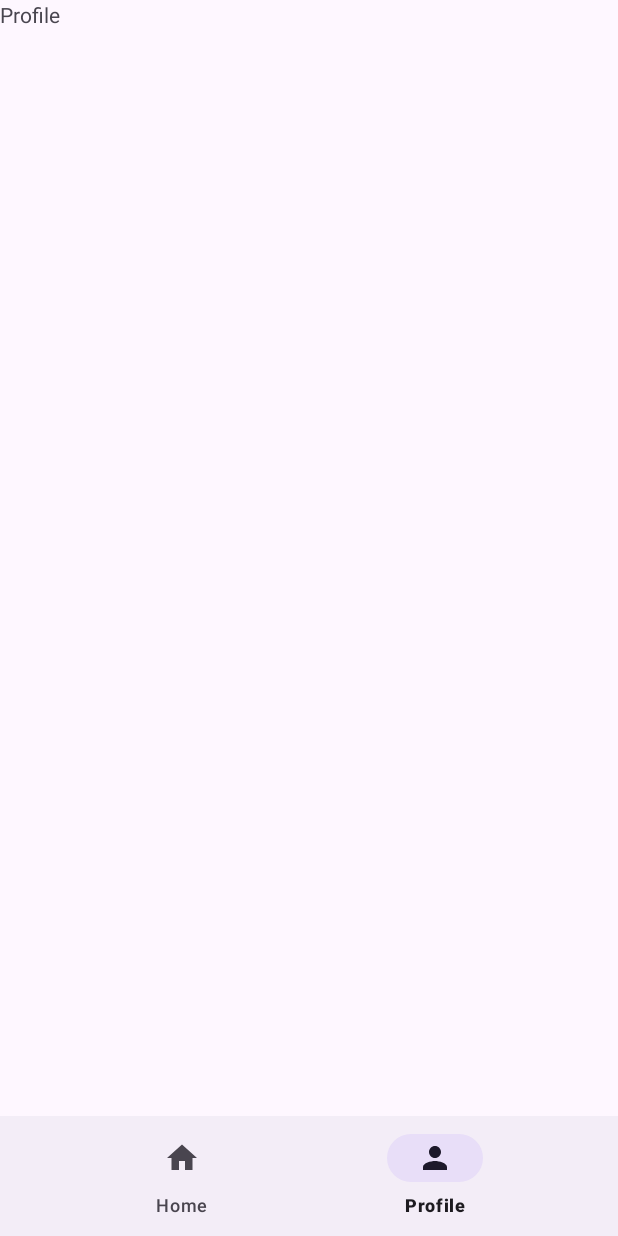
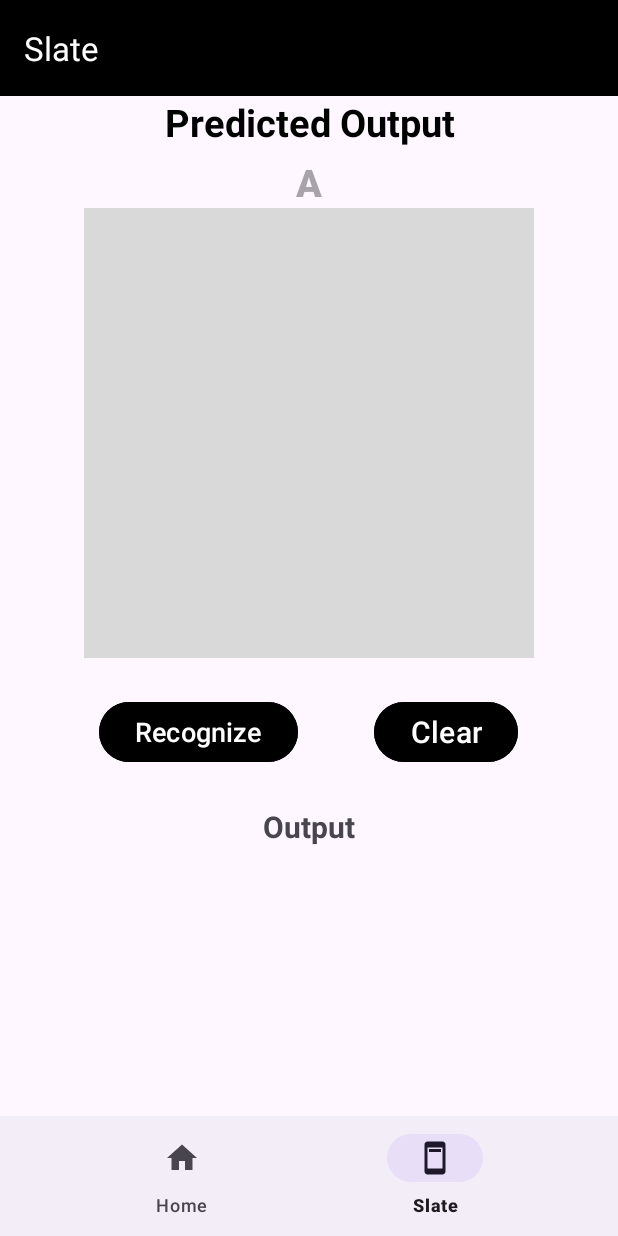
Before and after one commit to DevP-ai/Gondi, an Android app: the screen it shows after launch (MainActivity), item 2 of the bottom bar chosen, on a phone screen of 412 x 824 dp. Run offline under Robolectric (Android 15) with nearby library versions, the phone set to English and light mode, and no system bars; our stand-ins replace navigation-ui; libraries missing offline, so code that uses them is left out: com.google.mlkit.common, com.google.mlkit.vision; 6 statements that could not run were skipped.

Commit message:
Add a Slate Fragment to add slate there and in the HomeFragment showing article about different language

```diff
--- a/app/src/main/AndroidManifest.xml
+++ b/app/src/main/AndroidManifest.xml
@@ -1,7 +1,7 @@
 <?xml version="1.0" encoding="utf-8"?>
 <manifest xmlns:android="http://schemas.android.com/apk/res/android"
     xmlns:tools="http://schemas.android.com/tools">
-
+   <uses-permission android:name="android.permission.INTERNET"/>
     <application
         android:allowBackup="true"
         android:dataExtractionRules="@xml/data_extraction_rules"
@@ -13,10 +13,10 @@
         android:theme="@style/Theme.Gondi"
         tools:targetApi="31">
         <activity
-            android:name=".ui.StoryActivity"
+            android:name=".ui.activity.StoryActivity"
             android:exported="false" />
         <activity
-            android:name=".ui.MainActivity"
+            android:name=".ui.activity.MainActivity"
             android:exported="true">
             <intent-filter>
                 <action android:name="android.intent.action.MAIN" />
--- a/app/src/main/java/com/compose/android/dev/edu/iiitnr/gondi/ui/HomeFragment.kt
+++ /dev/null
@@ -1,88 +0,0 @@
-package com.compose.android.dev.edu.iiitnr.gondi.ui
-
-import android.content.Intent
-import android.os.Bundle
-import android.os.Handler
-import android.os.Looper
-import android.util.Log
-import androidx.fragment.app.Fragment
-import android.view.LayoutInflater
-import android.view.View
-import android.view.ViewGroup
-import android.widget.Toast
-import com.compose.android.dev.edu.iiitnr.gondi.R
-import com.compose.android.dev.edu.iiitnr.gondi.databinding.FragmentHomeBinding
-import com.compose.android.dev.edu.iiitnr.gondi.utils.StrokeManager.clear
-import com.compose.android.dev.edu.iiitnr.gondi.utils.StrokeManager.download
-import com.compose.android.dev.edu.iiitnr.gondi.utils.StrokeManager.recognize
-
-class HomeFragment : Fragment() {
-    private lateinit var binding:FragmentHomeBinding
-    override fun onCreate(savedInstanceState: Bundle?) {
-        super.onCreate(savedInstanceState)
-
-
-
-    }
-
-    override fun onCreateView(
-        inflater: LayoutInflater, container: ViewGroup?,
-        savedInstanceState: Bundle?
-    ): View {
-        binding=FragmentHomeBinding.inflate(layoutInflater)
-        // Inflate the layout for this fragment
-        return binding.root
-    }
-
-
-    override fun onViewCreated(view: View, savedInstanceState: Bundle?) {
-        super.onViewCreated(view, savedInstanceState)
-
-        //Download model
-        download()
-        val textView=binding.textResult
-
-//        binding.btnRecognize.setOnClickListener {
-//            recognize(textView)
-//            binding.output.text=textView.text
-//        }
-
-        binding.btnRecognize.setOnClickListener {
-            recognize(
-                onSuccessListener = {recognizedText->
-                    textView.text=recognizedText
-                    binding.output.text=recognizedText
-
-                    val englishAlphabet=recognizedText.matches(Regex("[a-zA-Z]+"))
-
-                    if(englishAlphabet){
-                        Handler(Looper.myLooper()!!).postDelayed({
-                            val intent=Intent(requireActivity(),StoryActivity::class.java)
-                            val bundle=Bundle()
-                            bundle.putString("recognizeText",recognizedText)
-                            intent.putExtras(bundle)
-                            binding.drawView.clear()
-                            clear()
-                            textView.text=""
-                            binding.output.text="output"
-                            startActivity(intent)
-                        },2000)
-                    }
-
-                },
-                onFailureListener = {e->
-                    Log.e("OUTPUT", "Error during recognition: $e")
-                }
-            )
-        }
-
-        binding.btnClear.setOnClickListener {
-            binding.drawView.clear()
-            clear()
-            textView.text=""
-            binding.output.text="output"
-        }
-
-    }
-
-}
--- a/app/src/main/java/com/compose/android/dev/edu/iiitnr/gondi/ui/ProfileFragment.kt
+++ b/app/src/main/java/com/compose/android/dev/edu/iiitnr/gondi/ui/ProfileFragment.kt
@@ -11,50 +11,3 @@ import com.compose.android.dev.edu.iiitnr.gondi.R
 // the fragment initialization parameters, e.g. ARG_ITEM_NUMBER
 private const val ARG_PARAM1 = "param1"
 private const val ARG_PARAM2 = "param2"
-
-/**
- * A simple [Fragment] subclass.
- * Use the [ProfileFragment.newInstance] factory method to
- * create an instance of this fragment.
- */
-class ProfileFragment : Fragment() {
-    // TODO: Rename and change types of parameters
-    private var param1: String? = null
-    private var param2: String? = null
-
-    override fun onCreate(savedInstanceState: Bundle?) {
-        super.onCreate(savedInstanceState)
-        arguments?.let {
-            param1 = it.getString(ARG_PARAM1)
-            param2 = it.getString(ARG_PARAM2)
-        }
-    }
-
-    override fun onCreateView(
-        inflater: LayoutInflater, container: ViewGroup?,
-        savedInstanceState: Bundle?
-    ): View? {
-        // Inflate the layout for this fragment
-        return inflater.inflate(R.layout.fragment_profile, container, false)
-    }
-
-    companion object {
-        /**
-         * Use this factory method to create a new instance of
-         * this fragment using the provided parameters.
-         *
-         * @param param1 Parameter 1.
-         * @param param2 Parameter 2.
-         * @return A new instance of fragment ProfileFragment.
-         */
-        // TODO: Rename and change types and number of parameters
-        @JvmStatic
-        fun newInstance(param1: String, param2: String) =
-            ProfileFragment().apply {
-                arguments = Bundle().apply {
-                    putString(ARG_PARAM1, param1)
-                    putString(ARG_PARAM2, param2)
-                }
-            }
-    }
-}
--- a/app/src/main/java/com/compose/android/dev/edu/iiitnr/gondi/ui/MainActivity.kt
+++ b/app/src/main/java/com/compose/android/dev/edu/iiitnr/gondi/ui/activity/MainActivity.kt
@@ -1,4 +1,4 @@
-package com.compose.android.dev.edu.iiitnr.gondi.ui
+package com.compose.android.dev.edu.iiitnr.gondi.ui.activity
 
 import androidx.appcompat.app.AppCompatActivity
 import android.os.Bundle
--- a/app/src/main/java/com/compose/android/dev/edu/iiitnr/gondi/ui/StoryActivity.kt
+++ b/app/src/main/java/com/compose/android/dev/edu/iiitnr/gondi/ui/activity/StoryActivity.kt
@@ -1,9 +1,8 @@
-package com.compose.android.dev.edu.iiitnr.gondi.ui
+package com.compose.android.dev.edu.iiitnr.gondi.ui.activity
 
 import androidx.appcompat.app.AppCompatActivity
 import android.os.Bundle
 import android.widget.Toast
-import com.compose.android.dev.edu.iiitnr.gondi.R
 import com.compose.android.dev.edu.iiitnr.gondi.databinding.ActivityStoryBinding
 import com.compose.android.dev.edu.iiitnr.gondi.utils.StoryFile.getStory
 
--- /dev/null
+++ b/app/src/main/java/com/compose/android/dev/edu/iiitnr/gondi/ui/fragment/HomeFragment.kt
@@ -0,0 +1,44 @@
+package com.compose.android.dev.edu.iiitnr.gondi.ui.fragment
+
+import android.content.Intent
+import android.os.Bundle
+import android.os.Handler
+import android.os.Looper
+import android.util.Log
+import androidx.fragment.app.Fragment
+import android.view.LayoutInflater
+import android.view.View
+import android.view.ViewGroup
+import com.compose.android.dev.edu.iiitnr.gondi.databinding.FragmentHomeBinding
+import com.compose.android.dev.edu.iiitnr.gondi.ui.activity.StoryActivity
+import com.compose.android.dev.edu.iiitnr.gondi.utils.StrokeManager.clear
+import com.compose.android.dev.edu.iiitnr.gondi.utils.StrokeManager.download
+import com.compose.android.dev.edu.iiitnr.gondi.utils.StrokeManager.recognize
+
+class HomeFragment : Fragment() {
+    private lateinit var binding:FragmentHomeBinding
+    override fun onCreate(savedInstanceState: Bundle?) {
+        super.onCreate(savedInstanceState)
+
+
+
+    }
+
+    override fun onCreateView(
+        inflater: LayoutInflater, container: ViewGroup?,
+        savedInstanceState: Bundle?
+    ): View {
+        binding=FragmentHomeBinding.inflate(layoutInflater)
+        // Inflate the layout for this fragment
+        return binding.root
+    }
+
+
+    override fun onViewCreated(view: View, savedInstanceState: Bundle?) {
+        super.onViewCreated(view, savedInstanceState)
+
+
+
+    }
+
+}
--- /dev/null
+++ b/app/src/main/java/com/compose/android/dev/edu/iiitnr/gondi/ui/fragment/SlateFragment.kt
@@ -0,0 +1,79 @@
+package com.compose.android.dev.edu.iiitnr.gondi.ui.fragment
+
+import android.content.Intent
+import android.os.Bundle
+import android.os.Handler
+import android.os.Looper
+import android.util.Log
+import androidx.fragment.app.Fragment
+import android.view.LayoutInflater
+import android.view.View
+import android.view.ViewGroup
+import com.compose.android.dev.edu.iiitnr.gondi.R
+import com.compose.android.dev.edu.iiitnr.gondi.databinding.FragmentSlateBinding
+import com.compose.android.dev.edu.iiitnr.gondi.ui.activity.StoryActivity
+import com.compose.android.dev.edu.iiitnr.gondi.utils.StrokeManager
+
+class SlateFragment : Fragment() {
+    private lateinit var binding: FragmentSlateBinding
+    override fun onCreate(savedInstanceState: Bundle?) {
+        super.onCreate(savedInstanceState)
+
+    }
+
+    override fun onCreateView(
+        inflater: LayoutInflater, container: ViewGroup?,
+        savedInstanceState: Bundle?
+    ): View? {
+        binding=FragmentSlateBinding.inflate(layoutInflater)
+        // Inflate the layout for this fragment
+        return binding.root
+    }
+
+    override fun onViewCreated(view: View, savedInstanceState: Bundle?) {
+        super.onViewCreated(view, savedInstanceState)
+
+        StrokeManager.download()
+        val textView=binding.textResult
+
+
+        binding.btnRecognize.setOnClickListener {
+            StrokeManager.recognize(
+                onSuccessListener = { recognizedText ->
+                    textView.text = recognizedText
+                    binding.output.text = recognizedText
+
+                    val englishAlphabet = recognizedText.matches(Regex("[a-zA-Z]+"))
+
+                    if (englishAlphabet) {
+                        Handler(Looper.myLooper()!!).postDelayed({
+                            val intent = Intent(requireActivity(), StoryActivity::class.java)
+                            val bundle = Bundle()
+                            bundle.putString("recognizeText", recognizedText)
+                            intent.putExtras(bundle)
+                            binding.drawView.clear()
+                            StrokeManager.clear()
+                            textView.text = ""
+                            binding.output.text = "output"
+                            startActivity(intent)
+                        }, 2000)
+                    }
+
+                },
+                onFailureListener = { e ->
+                    Log.e("OUTPUT", "Error during recognition: $e")
+                }
+            )
+        }
+
+
+        binding.btnClear.setOnClickListener {
+            binding.drawView.clear()
+            StrokeManager.clear()
+            textView.text=""
+            binding.output.text="output"
+        }
+
+    }
+
+}
--- a/app/src/main/res/drawable/ic_profile.xml
+++ b/app/src/main/res/drawable/ic_slate.xml
@@ -1,5 +1,5 @@
 <vector android:height="24dp" android:tint="#000000"
     android:viewportHeight="24" android:viewportWidth="24"
     android:width="24dp" xmlns:android="http://schemas.android.com/apk/res/android">
-    <path android:fillColor="@android:color/white" android:pathData="M12,12c2.21,0 4,-1.79 4,-4s-1.79,-4 -4,-4 -4,1.79 -4,4 1.79,4 4,4zM12,14c-2.67,0 -8,1.34 -8,4v2h16v-2c0,-2.66 -5.33,-4 -8,-4z"/>
+    <path android:fillColor="@android:color/white" android:pathData="M17,1L7,1c-1.1,0 -2,0.9 -2,2v18c0,1.1 0.9,2 2,2h10c1.1,0 2,-0.9 2,-2L19,3c0,-1.1 -0.9,-2 -2,-2zM17,19L7,19L7,5h10v14zM8,6h8v2L8,8z"/>
 </vector>
--- a/app/src/main/res/layout/activity_main.xml
+++ b/app/src/main/res/layout/activity_main.xml
@@ -4,7 +4,7 @@
     xmlns:tools="http://schemas.android.com/tools"
     android:layout_width="match_parent"
     android:layout_height="match_parent"
-    tools:context=".ui.MainActivity">
+    tools:context=".ui.activity.MainActivity">
 
     <androidx.fragment.app.FragmentContainerView
         android:id="@+id/hostFragment"
--- a/app/src/main/res/layout/activity_story.xml
+++ b/app/src/main/res/layout/activity_story.xml
@@ -4,7 +4,7 @@
     xmlns:tools="http://schemas.android.com/tools"
     android:layout_width="match_parent"
     android:layout_height="match_parent"
-    tools:context=".ui.StoryActivity">
+    tools:context=".ui.activity.StoryActivity">
     <TextView
         android:id="@+id/detectedLetter"
         android:layout_width="match_parent"
--- a/app/src/main/res/layout/fragment_profile.xml
+++ /dev/null
@@ -1,14 +0,0 @@
-<?xml version="1.0" encoding="utf-8"?>
-<FrameLayout xmlns:android="http://schemas.android.com/apk/res/android"
-    xmlns:tools="http://schemas.android.com/tools"
-    android:layout_width="match_parent"
-    android:layout_height="match_parent"
-    tools:context=".ui.ProfileFragment">
-
-    <!-- TODO: Update blank fragment layout -->
-    <TextView
-        android:layout_width="match_parent"
-        android:layout_height="match_parent"
-        android:text="@string/profile" />
-
-</FrameLayout>
--- /dev/null
+++ b/app/src/main/res/layout/fragment_slate.xml
@@ -0,0 +1,107 @@
+<?xml version="1.0" encoding="utf-8"?>
+<androidx.constraintlayout.widget.ConstraintLayout xmlns:android="http://schemas.android.com/apk/res/android"
+    xmlns:tools="http://schemas.android.com/tools"
+    android:layout_width="match_parent"
+    android:layout_height="match_parent"
+    xmlns:app="http://schemas.android.com/apk/res-auto"
+    tools:context=".ui.fragment.SlateFragment">
+
+
+    <LinearLayout
+        android:id="@+id/top"
+        android:layout_width="match_parent"
+        android:layout_height="wrap_content"
+        android:orientation="vertical"
+        app:layout_constraintStart_toStartOf="parent"
+        app:layout_constraintEnd_toEndOf="parent"
+        app:layout_constraintTop_toTopOf="parent">
+
+        <include layout="@layout/slate_toolbar"/>
+
+
+        <TextView
+            android:id="@+id/txtPredict"
+            android:layout_width="match_parent"
+            android:layout_height="wrap_content"
+            android:gravity="center"
+            android:text="Predicted Output"
+            android:textColor="@color/black"
+            android:textSize="25sp"
+            android:textStyle="bold" />
+
+        <TextView
+            android:id="@+id/textResult"
+            android:layout_width="match_parent"
+            android:layout_height="match_parent"
+            android:fontFamily="sans-serif-black"
+            android:gravity="center"
+            android:hint="A"
+            android:paddingTop="5dp"
+            android:textColor="@color/black"
+            android:textSize="25sp"/>
+
+
+        <LinearLayout
+            android:id="@+id/draw"
+            android:layout_width="300dp"
+            android:layout_height="300dp"
+            android:layout_weight="0.8"
+            android:layout_gravity="center"
+            android:orientation="vertical">
+
+            <com.compose.android.dev.edu.iiitnr.gondi.utils.DrawView
+                android:id="@+id/drawView"
+                android:layout_width="match_parent"
+                android:layout_height="match_parent"
+                android:background="#DAD9D9"/>
+
+        </LinearLayout>
+
+
+        <LinearLayout
+            android:layout_width="match_parent"
+            android:layout_height="wrap_content"
+            android:gravity="center"
+            android:orientation="horizontal"
+            app:layout_constraintEnd_toEndOf="@id/draw"
+            app:layout_constraintStart_toStartOf="@id/draw"
+            app:layout_constraintTop_toBottomOf="@id/draw">
+
+            <Button
+                android:id="@+id/btnRecognize"
+                android:layout_width="wrap_content"
+                android:layout_height="wrap_content"
+                android:layout_margin="25dp"
+                android:backgroundTint="@color/black"
+                android:fontFamily="sans-serif-medium"
+                android:text="Recognize"
+                android:textAllCaps="false"
+                android:textSize="18sp"/>
+
+
+            <Button
+                android:id="@+id/btnClear"
+                android:layout_width="wrap_content"
+                android:layout_height="wrap_content"
+                android:layout_margin="25dp"
+                android:backgroundTint="@color/black"
+                android:fontFamily="sans-serif-medium"
+                android:text="Clear"
+                android:textAllCaps="false"
+                android:textSize="20sp"/>
+
+
+        </LinearLayout>
+
+        <TextView
+            android:id="@+id/output"
+            android:layout_width="match_parent"
+            android:layout_height="wrap_content"
+            android:text="Output"
+            android:gravity="center"
+            android:textStyle="bold"
+            android:textSize="20sp"/>
+
+    </LinearLayout>
+
+</androidx.constraintlayout.widget.ConstraintLayout>
--- /dev/null
+++ b/app/src/main/res/layout/slate_toolbar.xml
@@ -0,0 +1,18 @@
+<?xml version="1.0" encoding="utf-8"?>
+<merge xmlns:android="http://schemas.android.com/apk/res/android"
+    xmlns:app="http://schemas.android.com/apk/res-auto"
+    android:layout_width="match_parent"
+    android:layout_height="match_parent">
+
+    <androidx.appcompat.widget.Toolbar
+        android:id="@+id/toolbar"
+        android:layout_width="match_parent"
+        android:layout_height="wrap_content"
+        android:layout_alignParentTop="true"
+        android:background="@color/black"
+        android:minHeight="?attr/actionBarSize"
+        app:navigationContentDescription="@string/abc_action_bar_up_description"
+        app:title="Slate"
+        app:titleTextColor="@color/white"/>
+
+</merge>
--- a/app/src/main/res/menu/bottom_menu.xml
+++ b/app/src/main/res/menu/bottom_menu.xml
@@ -4,7 +4,7 @@
       android:title="@string/home"
       android:icon="@drawable/ic_home"/>
 
-    <item android:id="@+id/profileFragment"
-        android:title="@string/profile"
-        android:icon="@drawable/ic_profile"/>
+    <item android:id="@+id/slateFragment"
+        android:title="Slate"
+        android:icon="@drawable/ic_slate"/>
 </menu>
--- a/app/src/main/res/navigation/bottom_nav.xml
+++ b/app/src/main/res/navigation/bottom_nav.xml
@@ -7,12 +7,13 @@
 
     <fragment
         android:id="@+id/homeFragment"
-        android:name="com.compose.android.dev.edu.iiitnr.gondi.ui.HomeFragment"
+        android:name="com.compose.android.dev.edu.iiitnr.gondi.ui.fragment.HomeFragment"
         android:label="fragment_home"
         tools:layout="@layout/fragment_home" />
+
     <fragment
-        android:id="@+id/profileFragment"
-        android:name="com.compose.android.dev.edu.iiitnr.gondi.ui.ProfileFragment"
-        android:label="fragment_profile"
-        tools:layout="@layout/fragment_profile" />
+        android:id="@+id/slateFragment"
+        android:name="com.compose.android.dev.edu.iiitnr.gondi.ui.fragment.SlateFragment"
+        android:label="fragment_slate"
+        tools:layout="@layout/fragment_slate" />
 </navigation>
```
Also changed, not shown: app/src/main/res/layout/fragment_home.xml (+2 -83 lines), app/src/main/res/layout/home_toolbar.xml (renamed from app/src/main/res/layout/toolbar.xml).
